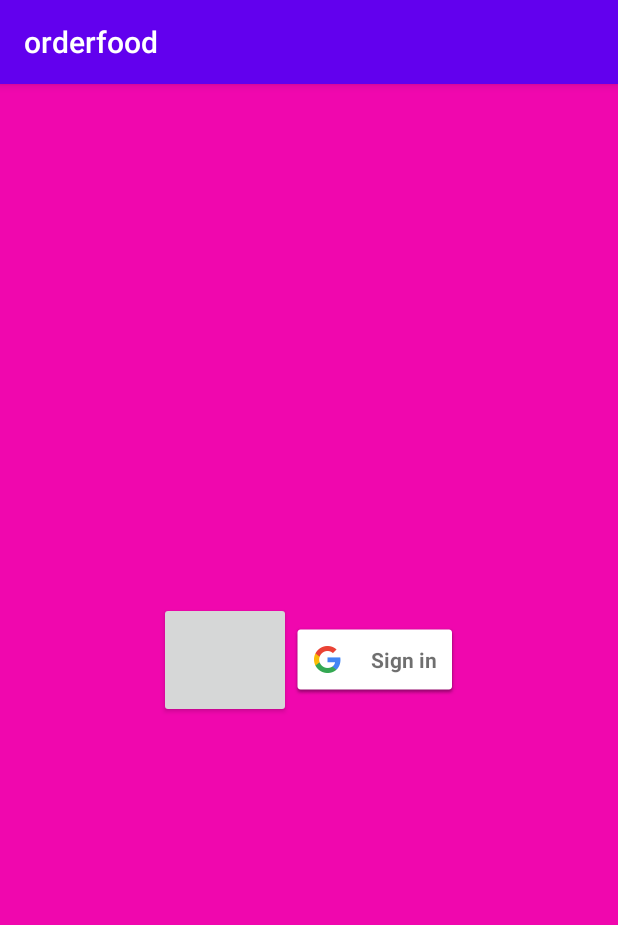
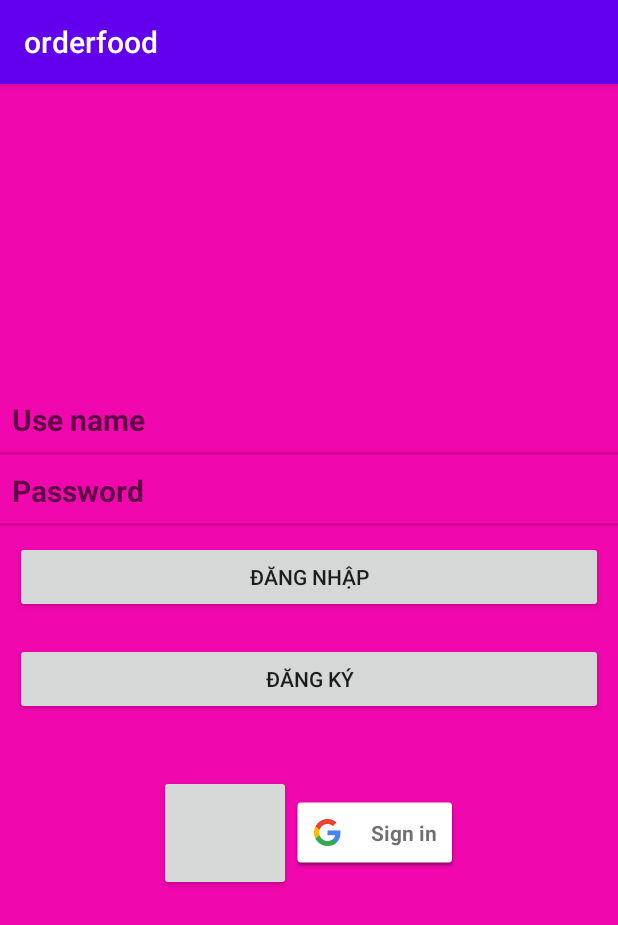
Before and after one commit to caffesuahotga/orderfood, an Android app: the login screen opened directly, with no data from a screen before it, on a phone screen of 412 x 824 dp. Shown: the top 925 px of the screen. Run offline under Robolectric (Android 15) with nearby library versions, the phone set to English and light mode, and no system bars; our stand-ins replace Firebase (no records; nobody signed in at launch, a user with empty details on screens opened directly); libraries missing offline, so code that uses them is left out: com.facebook, com.facebook.appevents, com.facebook.login; plain views replace LoginButton; 6 statements that could not run were skipped.

Commit message:
loginBth

```diff
--- a/app/src/main/res/layout/login.xml
+++ b/app/src/main/res/layout/login.xml
@@ -3,8 +3,51 @@
     android:layout_width="match_parent"
     android:layout_height="match_parent"
     android:background="#f007ae"
-    android:gravity="center">
+    android:gravity="center"
+    android:orientation="vertical">
 
+    <EditText
+        android:id="@+id/username"
+        style="?android:listSeparatorTextViewStyle"
+        android:layout_width="match_parent"
+        android:layout_height="wrap_content"
+        android:hint="Use name"
+        android:padding="10dp"
+        android:textSize="20dp" />
+
+    <EditText
+        android:id="@+id/password"
+        style="?android:listSeparatorTextViewStyle"
+        android:layout_width="match_parent"
+        android:layout_height="wrap_content"
+        android:hint="Password"
+        android:inputType="textPassword"
+        android:padding="10dp"
+        android:textSize="20dp" />
+
+    <Button
+        android:id="@+id/btnLogin"
+        android:layout_width="match_parent"
+        android:layout_height="wrap_content"
+        android:layout_margin="10dp"
+        android:layout_marginLeft="10dp"
+        android:layout_marginRight="10dp"
+        android:text="Đăng Nhập" />
+
+    <Button
+        android:id="@+id/btnSigup"
+        android:layout_width="match_parent"
+        android:layout_height="wrap_content"
+        android:layout_margin="10dp"
+        android:layout_marginLeft="10dp"
+        android:layout_marginRight="10dp"
+        android:text="Đăng Ký" />
+
+    <LinearLayout
+        android:layout_width="match_parent"
+        android:layout_height="wrap_content"
+        android:gravity="center"
+        android:orientation="horizontal">
 
         <com.facebook.login.widget.LoginButton
             android:id="@+id/login_button"
@@ -13,12 +56,12 @@
             android:layout_gravity="center"
             android:layout_marginTop="30dp"
             android:layout_marginBottom="30dp" />
-    android:orientation="horizontal">
 
         <com.google.android.gms.common.SignInButton
+            android:id="@+id/login_gg"
             android:layout_width="wrap_content"
-        android:layout_height="wrap_content"
-        android:id="@+id/login_gg">
-    </com.google.android.gms.common.SignInButton>
+            android:layout_height="wrap_content"></com.google.android.gms.common.SignInButton>
 
     </LinearLayout>
+
+</LinearLayout>
```
Also changed, not shown: app/src/main/java/com/example/orderfood/services/login.java (+62 -0 lines). Lines whose indentation alone changed are shown as unchanged.
